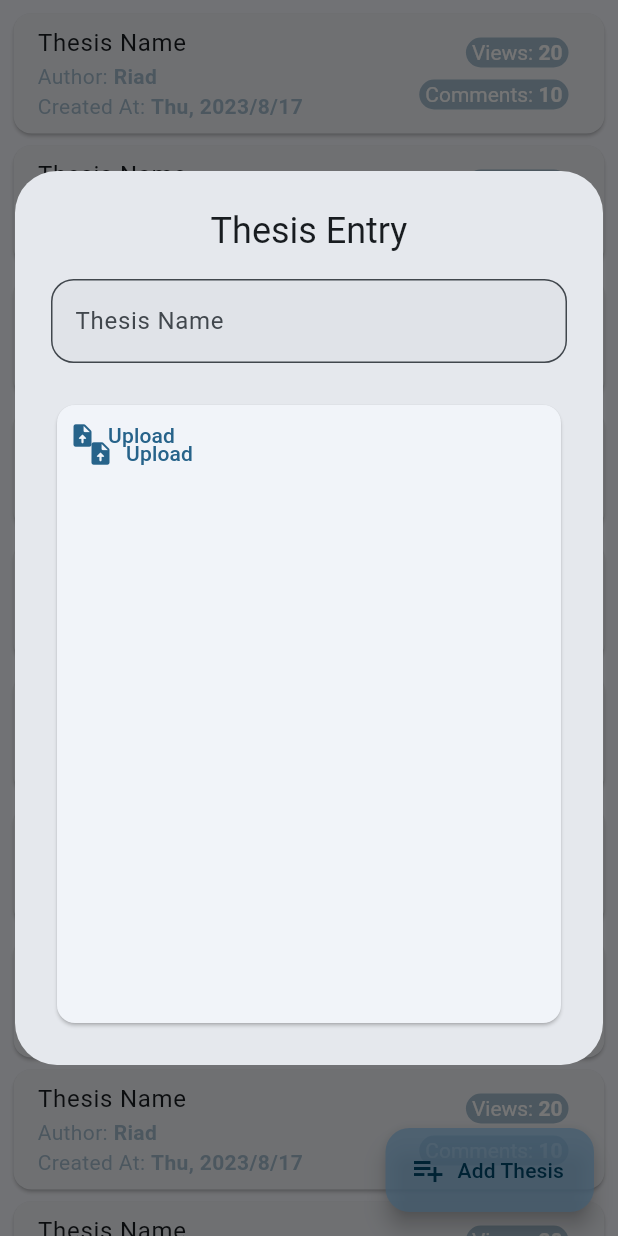
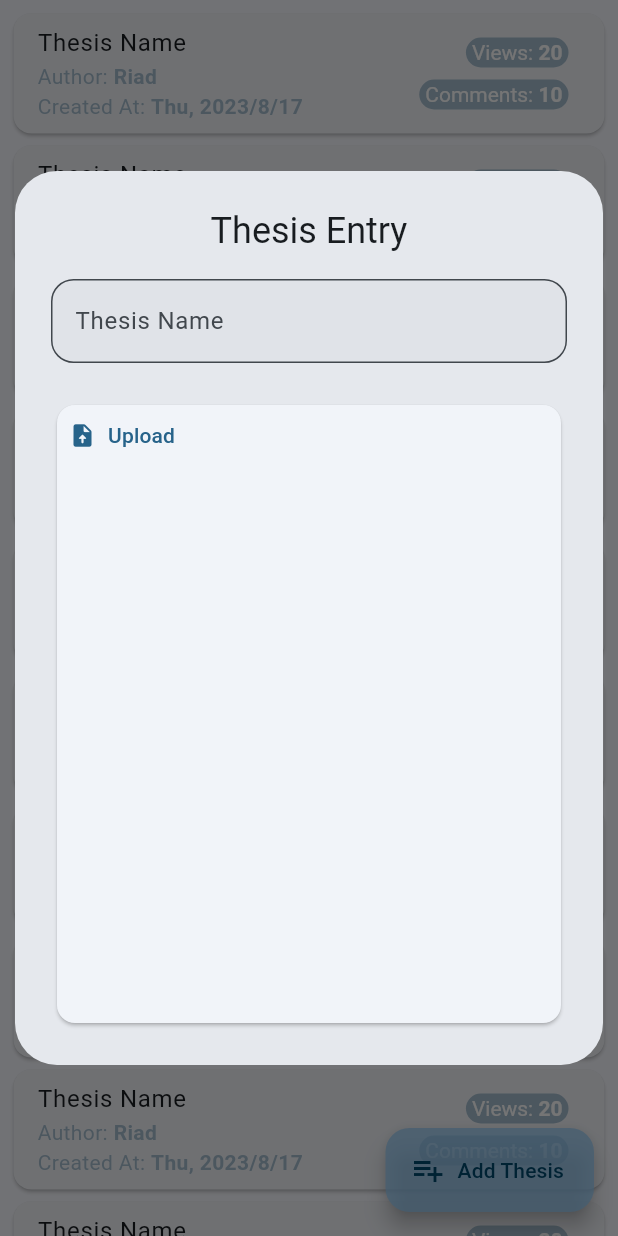
Before and after one commit to metaspook/su_research_and_thesis_book, a Flutter app: the screen it shows after launch, scrolled down 56 dp, after a tap on "Add Thesis", on a phone screen of 412 x 824 dp. Run offline on Flutter 3.47's test engine with Material 2 defaults, Android fonts, the phone set to English and light mode, and no system bars; our stand-ins replace bloc, cached_network_image, equatable, file_picker, firebase_auth, firebase_core and 6 more; missing offline and left inert: flutter_cached_pdfview; accounts and stored records are empty; generated files the repository leaves out were written again; network calls fail; Roboto replaces fonts that are missing (Ubuntu); key blocks and very long unbroken strings in the code were emptied for the run.

Commit message:
update repo thesis

```diff
--- a/lib/modules/home/thesis_entry/widgets/thesis_entry_dialog.dart
+++ b/lib/modules/home/thesis_entry/widgets/thesis_entry_dialog.dart
@@ -61,17 +61,17 @@
                                       padding: const EdgeInsets.all(8),
                                       height:
                                           context.mediaQuery.size.height * .5,
-                                      child: Row(
+                                      child: const Row(
                                         crossAxisAlignment:
                                             CrossAxisAlignment.start,
                                         children: [
-                                          TextButton.icon(
-                                            onPressed: cubit.pickPdf,
-                                            icon: const Icon(
-                                              Icons.upload_file_rounded,
-                                            ),
-                                            label: const Text('Upload'),
-                                          )
+                                          // TextButton.icon(
+                                          //   onPressed: cubit.pickPdf,
+                                          //   icon: const Icon(
+                                          //     Icons.upload_file_rounded,
+                                          //   ),
+                                          //   label: const Text('Upload'),
+                                          // )
                                         ],
                                       ),
                                     ),
--- a/lib/shared/repositories/thesis_repo.dart
+++ b/lib/shared/repositories/thesis_repo.dart
@@ -5,7 +5,8 @@
 // defined outside to make repo const (experimental).
 final _filePicker = FilePicker.platform;
 late String? _errorMsg;
-late String? _filePath;
+// ignore: use_late_for_private_fields_and_variables
+String? _filePath;
 
 class ThesisRepo {
   const ThesisRepo();
```
